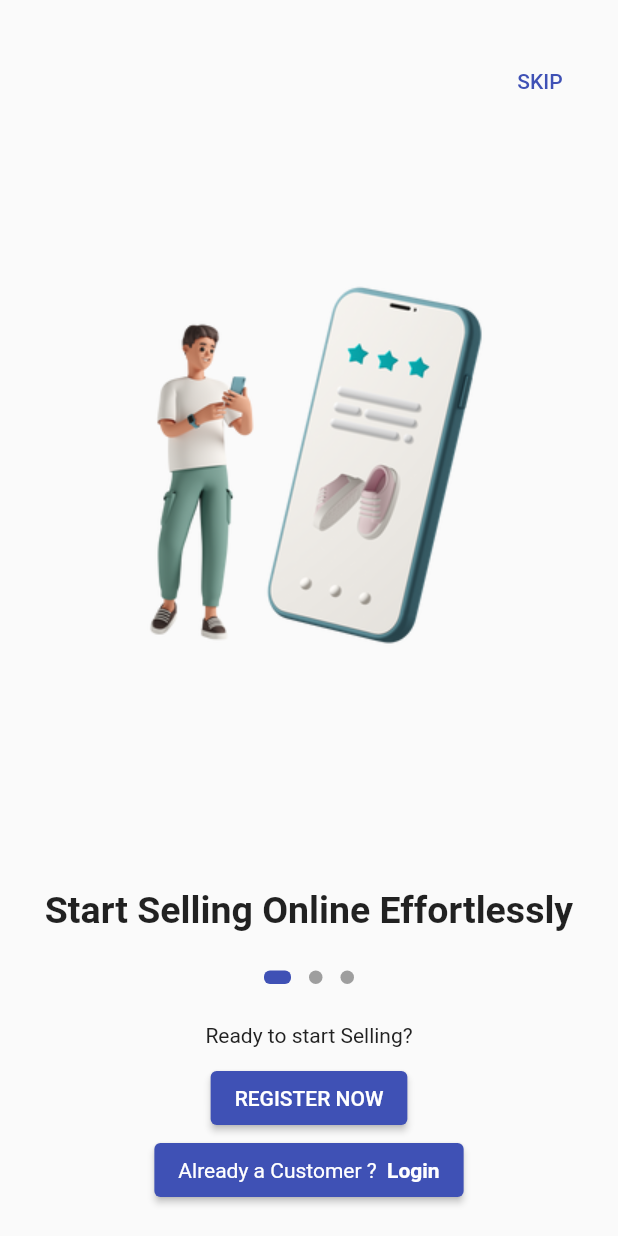
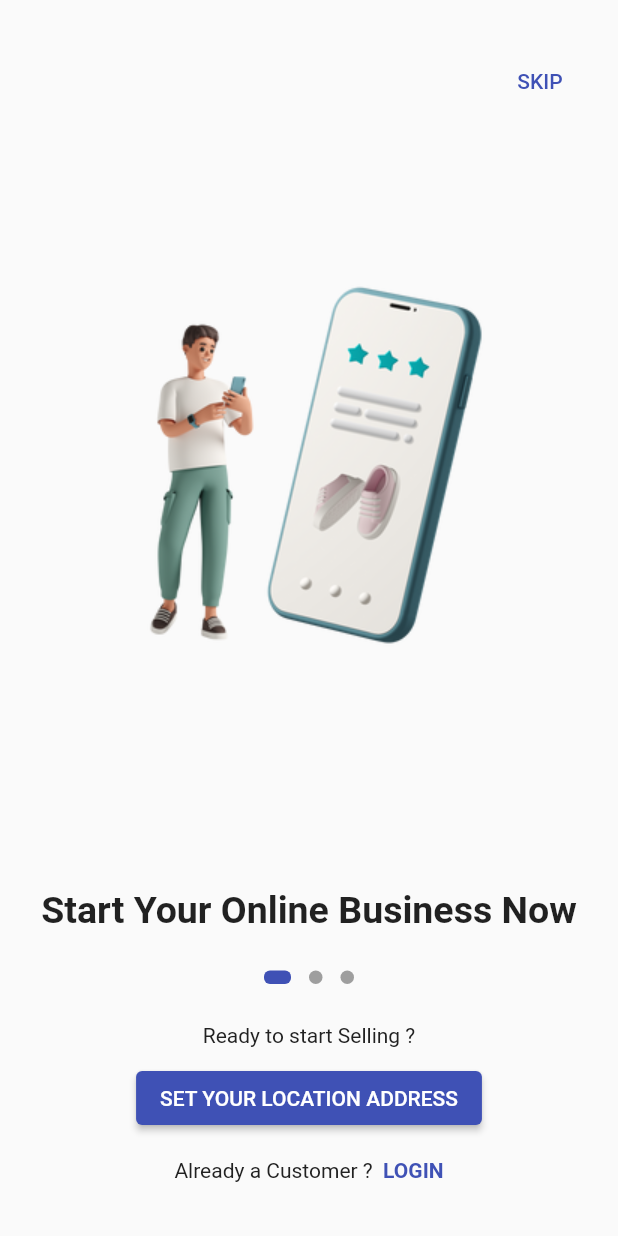
Before and after one commit to AbdallahMabrouck/kiranjaapp_client, a Flutter app: the screen it shows after launch, on a phone screen of 412 x 824 dp. Run offline on Flutter 3.47's test engine with Material 2 defaults, Android fonts, the light colour scheme and no system bars; drawn by our look-alikes of dots_indicator; our stand-ins replace cloud_firestore, country_picker, firebase_auth, firebase_core, flutter_easyloading, flutter_spinkit and 9 more; accounts and stored records are empty.

Commit message:
edited map screen

```diff
--- a/lib/main.dart
+++ b/lib/main.dart
@@ -6,9 +6,9 @@ import 'package:kiranjaapp_client/firebase_options.dart';
 import 'package:kiranjaapp_client/providers/auth_provider.dart';
 // import 'package:kiranjaapp_client/providers/cart_provider.dart';
 import 'package:kiranjaapp_client/providers/location_provider.dart';
+import 'package:kiranjaapp_client/screens/google_map_screen.dart';
+import 'package:kiranjaapp_client/screens/login_screen.dart';
 import 'package:kiranjaapp_client/screens/main_screen.dart';
-import 'package:kiranjaapp_client/screens/otp_screen.dart';
-import 'package:kiranjaapp_client/screens/register_screen.dart';
 // import 'package:kiranjaapp_client/providers/store_provider.dart';
 import 'package:kiranjaapp_client/screens/splash_screen.dart';
 import 'package:kiranjaapp_client/screens/welcome_screen.dart';
@@ -55,14 +55,13 @@ class MyApp extends StatelessWidget {
       routes: {
         SplashScreen.id: (context) => const SplashScreen(),
         WelcomeScreen.id: (context) => const WelcomeScreen(),
-        RegisterScreen.id: (context) => const RegisterScreen(),
-        OtpScreen.id: (context) => const OtpScreen(),
+        MapScreen.id: (context) => const MapScreen(),
+        LogInScreen.id: (context) => const LogInScreen(),
+        MainScreen.id: (context) => const MainScreen(index: 0),
+        // RegisterScreen.id: (context) => const RegisterScreen(),
+        // OtpScreen.id: (context) => const OtpScreen(),
         // UserInfromationScreen.id: (context) => const UserInfromationScreen(),
-        MainScreen.id: (context) => const MainScreen(index: 0),
-        // MapScreen.id: (context) => const MapScreen(),
-        // LogInScreen.id: (context) => const LogInScreen(),
         // LandingScreen.id: (context) => const LandingScreen(),
-        // NewMainScreen.id: (context) => const NewMainScreen(),
         // MainScreen.id: (context) => const MainScreen(index: 0),
         // VendorHomeScreen.id: (context) => const VendorHomeScreen(),
         // ProductListScreen.id: (context) => const ProductListScreen(),
--- a/lib/providers/auth_provider.dart
+++ b/lib/providers/auth_provider.dart
@@ -25,6 +25,7 @@ class AuthProvider with ChangeNotifier {
       {required BuildContext context, required String? number}) async {
     loading = true;
     notifyListeners();
+
     verificationCompleted(PhoneAuthCredential credential) async {
       loading = false;
       notifyListeners();
--- a/lib/screens/google_map_screen.dart
+++ b/lib/screens/google_map_screen.dart
@@ -1,4 +1,4 @@
-/*import 'package:flutter/material.dart';
+import 'package:flutter/material.dart';
 import 'package:flutter_spinkit/flutter_spinkit.dart';
 import 'package:firebase_auth/firebase_auth.dart';
 import 'package:google_maps_flutter/google_maps_flutter.dart';
@@ -19,7 +19,7 @@ class MapScreen extends StatefulWidget {
 }
 
 class _MapScreenState extends State<MapScreen> {
-  LatLng currentLocation = const LatLng(1, 1);
+  LatLng currentLocation = const LatLng(-6.776012, 39.178326);
   late GoogleMapController _mapController;
   bool _locating = false;
   bool _loggedIn = false;
@@ -27,6 +27,7 @@ class _MapScreenState extends State<MapScreen> {
 
   @override
   void initState() {
+    // check if user is logged on or not while opening the map
     getCurrentUser();
     super.initState();
   }
@@ -42,7 +43,7 @@ class _MapScreenState extends State<MapScreen> {
       });
     }
 
-    // Request location permission
+    //  Request location permission
     if (await Permission.location.isDenied) {
       await Permission.location.request();
     }
@@ -59,7 +60,7 @@ class _MapScreenState extends State<MapScreen> {
     final locationData = Provider.of<LocationProvider>(context);
     final _auth = Provider.of<AuthProvider>(context);
 
-    _checkLocationPermission();
+    // _checkLocationPermission();
 
     return Scaffold(
       body: SafeArea(
@@ -95,7 +96,7 @@ class _MapScreenState extends State<MapScreen> {
                 height: 50,
                 margin: const EdgeInsets.only(bottom: 40),
                 child: Image.asset(
-                  "image/marker.png",
+                  "assets/images/maker.png",
                   color: Colors.black,
                 ),
               ),
@@ -230,4 +231,3 @@ class _MapScreenState extends State<MapScreen> {
     );
   }
 }
-*/
--- a/lib/screens/login_screen.dart
+++ b/lib/screens/login_screen.dart
@@ -1,4 +1,4 @@
-/*import 'package:flutter/material.dart';
+import 'package:flutter/material.dart';
 import 'package:kiranjaapp_client/screens/main_screen.dart';
 import 'package:provider/provider.dart';
 
@@ -66,7 +66,7 @@ class _LogInScreenState extends State<LogInScreen> {
                   ),
                   autofocus: true,
                   keyboardType: TextInputType.phone,
-                  maxLength: 10,
+                  maxLength: 9,
                   controller: _phoneNumberController,
                   onChanged: (value) {
                     setState(() {
@@ -88,7 +88,7 @@ class _LogInScreenState extends State<LogInScreen> {
                             if (_validPhoneNumber) {
                               setState(() {
                                 auth.loading = true;
-                                auth.screen = "MainScreen";
+                                auth.screen = "MapScreen";
                                 _isVerifying = true;
                                 // start verification process
                               });
@@ -143,4 +143,3 @@ class _LogInScreenState extends State<LogInScreen> {
     );
   }
 }
-*/
--- a/lib/screens/onboaard_screen.dart
+++ b/lib/screens/onboaard_screen.dart
@@ -21,7 +21,7 @@ List<Widget> _pages = [
     children: [
       Expanded(child: Image.asset("assets/images/image22.png")),
       const Text(
-        "Start Selling Online Effortlessly",
+        "Start Your Online Business Now",
         style: kPageViewTextStyle,
         textAlign: TextAlign.center,
       )
@@ -30,7 +30,7 @@ List<Widget> _pages = [
   Column(
     children: [
       Expanded(child: Image.asset("assets/images/image1.png")),
-      const Text("Get Customers and Earn Profit",
+      const Text("Get Customers and Earn Profits",
           style: kPageViewTextStyle, textAlign: TextAlign.center)
     ],
   ),
--- a/lib/screens/welcome_screen.dart
+++ b/lib/screens/welcome_screen.dart
@@ -1,10 +1,11 @@
 import 'package:flutter/material.dart';
 import 'package:kiranjaapp_client/screens/onboaard_screen.dart';
-import 'package:kiranjaapp_client/screens/register_screen.dart';
+// import 'package:kiranjaapp_client/screens/register_screen.dart';
 import 'package:provider/provider.dart';
 
 import '../providers/auth_provider.dart';
-import '../providers/location_provider.dart';
+// import '../providers/location_provider.dart';
+import 'google_map_screen.dart';
 
 class WelcomeScreen extends StatefulWidget {
   static const String id = "Welcome";
@@ -89,7 +90,7 @@ class _WelcomeScreenState extends State<WelcomeScreen> {
                         Expanded(
                           child: AbsorbPointer(
                             absorbing: _validPhoneNumber ? false : true,
-                            child: TextButton(
+                            child: ElevatedButton(
                               // color: _validPhoneNumber ? Theme.of(context).primaryColor : Colors.grey,
                               onPressed: () {
                                 myState(() {
@@ -135,7 +136,7 @@ class _WelcomeScreenState extends State<WelcomeScreen> {
       });
     }
 
-    final locationData = Provider.of<LocationProvider>(context, listen: false);
+    // final locationData = Provider.of<LocationProvider>(context, listen: false);
 
     return SafeArea(
       child: Scaffold(
@@ -157,7 +158,7 @@ class _WelcomeScreenState extends State<WelcomeScreen> {
                   children: [
                     const Expanded(child: OnBoardScreen()),
                     Text(
-                      "Ready to start Selling?",
+                      "Ready to start Selling ?",
                       style: TextStyle(color: Colors.grey.shade900),
                     ),
                     const SizedBox(
@@ -171,22 +172,23 @@ class _WelcomeScreenState extends State<WelcomeScreen> {
                         Navigator.pushReplacement(
                             context,
                             MaterialPageRoute(
-                                builder: (context) => const RegisterScreen()));
+                                builder: (context) => const MapScreen()));
                       },
-                      child: locationData.loading
+                      child: /*locationData.loading
                           ? const CircularProgressIndicator(
                               valueColor:
                                   AlwaysStoppedAnimation<Color>(Colors.white),
                             )
-                          : const Text(
-                              "REGISTER NOW",
-                              style: TextStyle(color: Colors.white),
-                            ),
+                          : const*/
+                          const Text(
+                        "SET YOUR LOCATION ADDRESS",
+                        style: TextStyle(color: Colors.white),
+                      ),
                     ),
-                    ElevatedButton(
-                      style: ButtonStyle(
-                          backgroundColor: MaterialStateProperty.all(
-                              const Color(0xFF3F51B5))),
+                    TextButton(
+                      // style: ButtonStyle(
+                      // backgroundColor: MaterialStateProperty.all(
+                      // const Color(0xFF3F51B5))),
                       onPressed: () {
                         setState(() {
                           auth.screen = "login";
@@ -194,15 +196,15 @@ class _WelcomeScreenState extends State<WelcomeScreen> {
                         showBottomSheet(context);
                       },
                       child: RichText(
-                        text: const TextSpan(
+                        text: TextSpan(
                             text: "Already a Customer ?  ",
-                            style: TextStyle(color: Colors.white),
-                            children: [
+                            style: TextStyle(color: Colors.grey.shade900),
+                            children: const [
                               TextSpan(
-                                  text: "Login",
+                                  text: "LOGIN",
                                   style: TextStyle(
                                       fontWeight: FontWeight.bold,
-                                      color: Colors.white))
+                                      color: Colors.indigo))
                             ]),
                       ),
                     ),
--- a/pubspec.yaml
+++ b/pubspec.yaml
@@ -71,6 +71,7 @@ flutter:
     - assets/images/image11.png
     - assets/images/image22.png
     - assets/images/banner.jpg
+    - assets/images/maker.png
 
 
 
```
Also changed, not shown: assets/images/maker.png (added), 1 other file.
